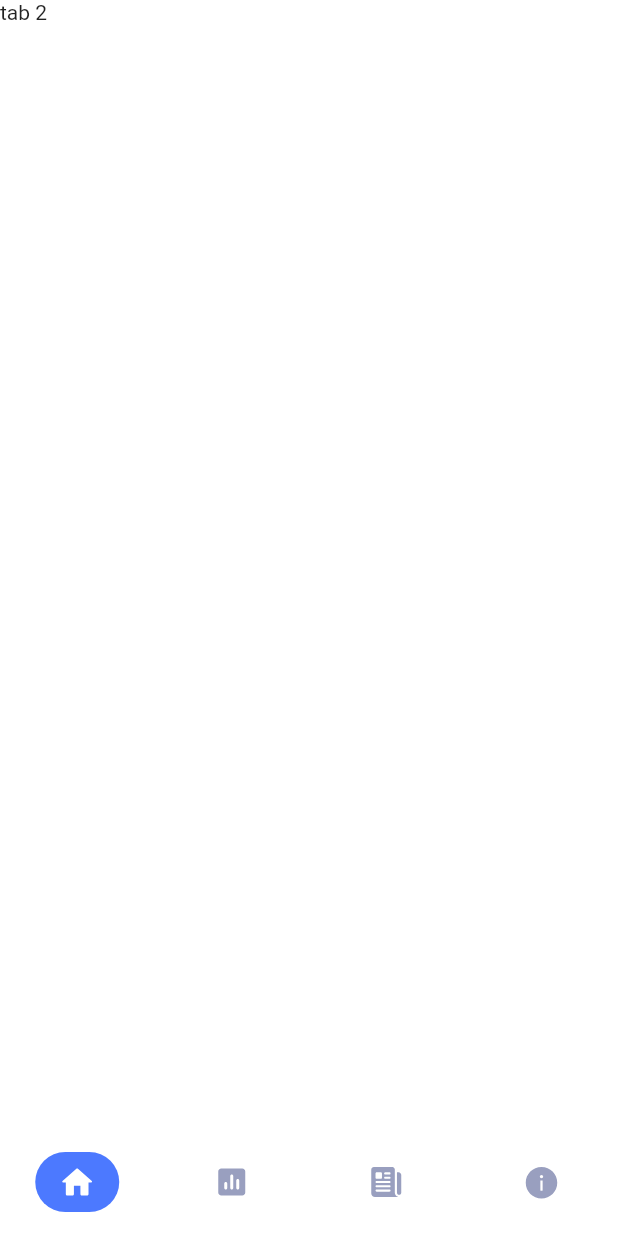
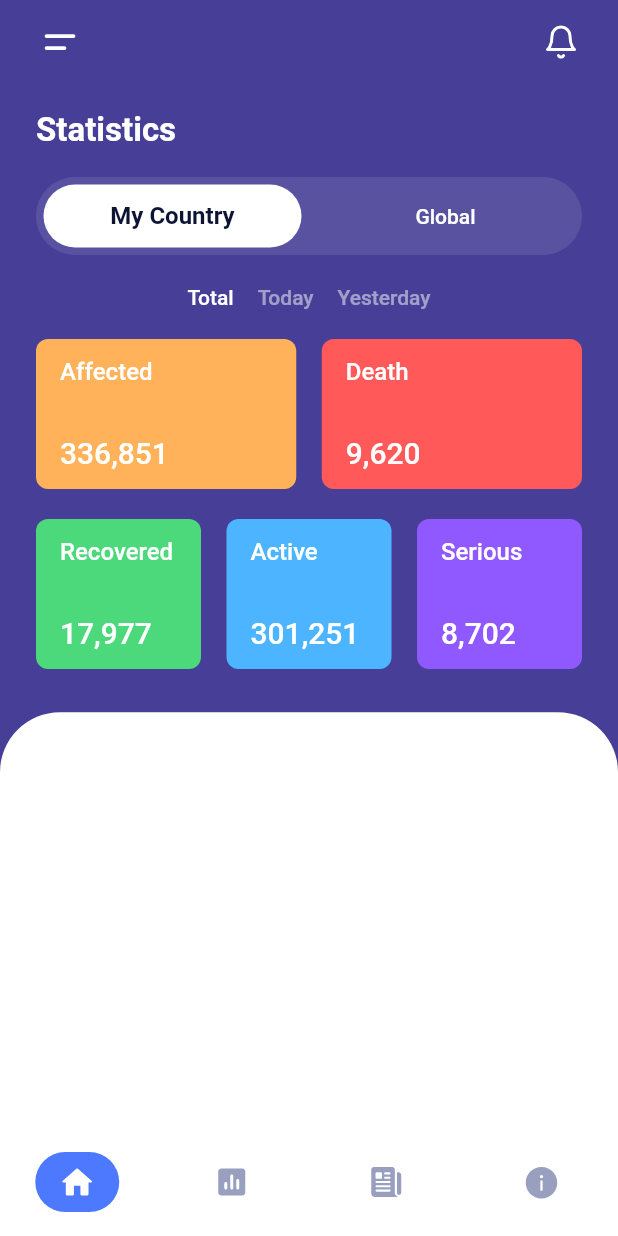
Before and after one commit to ihsaninh/Covid-App-Design-Flutter, a Flutter app: the screen it shows after launch, item 2 of the bottom bar chosen, on a phone screen of 412 x 824 dp. Run offline on Flutter 3.47's test engine with Material 2 defaults, Android fonts, the light colour scheme and no system bars; our stand-ins replace flutter_svg.

Commit message:
Add Statistics

```diff
--- a/lib/bottom_tab.dart
+++ b/lib/bottom_tab.dart
@@ -1,6 +1,7 @@
-import 'package:covidflutter/home.dart';
 import 'package:flutter/material.dart';
 import 'package:flutter_svg/svg.dart';
+import 'package:covidflutter/home.dart';
+import 'package:covidflutter/statistics.dart';
 
 class BottomTab extends StatefulWidget {
   @override
@@ -12,7 +13,7 @@ class _BottomTabState extends State<BottomTab> {
 
   List _pages = [
     Home(),
-    Text('tab 2'),
+    Statistics(),
     Text('tab 3'),
     Text('tab 4'),
     Text('tab 5'),
--- a/lib/home.dart
+++ b/lib/home.dart
@@ -1,5 +1,6 @@
 import 'package:flutter/material.dart';
 import 'package:flutter_svg/svg.dart';
+import 'package:covidflutter/widgets/app_bar.dart';
 
 class Home extends StatelessWidget {
   @override
@@ -21,35 +22,14 @@ class Home extends StatelessWidget {
     );
   }
 
-  AppBar buildAppBar() {
-    return AppBar(
-      centerTitle: false,
-      elevation: 0,
-      backgroundColor: Color(0xff473F97),
-      title: IconButton(
-        onPressed: () => {},
-        icon: SvgPicture.asset('assets/images/menu.svg'),
-      ),
-      actions: <Widget>[
-        Padding(
-          padding: const EdgeInsets.only(right: 14.0),
-          child: IconButton(
-            onPressed: () => {},
-            icon: SvgPicture.asset('assets/images/bell.svg'),
-          ),
-        )
-      ],
-    );
-  }
-
   Container buildContentHeader() {
     return Container(
       padding: EdgeInsets.symmetric(vertical: 16.0, horizontal: 26.0),
       decoration: BoxDecoration(
         color: Color(0xff473F97),
         borderRadius: BorderRadius.only(
-          bottomRight: Radius.circular(50),
-          bottomLeft: Radius.circular(50)
+          bottomRight: Radius.circular(40),
+          bottomLeft: Radius.circular(40)
         )
       ),
       child: Column(
@@ -61,7 +41,7 @@ class Home extends StatelessWidget {
               style: TextStyle(
                 fontSize: 28.0,
                 color: Colors.white,
-                fontFamily: 'Nunito Sans',
+                fontFamily: 'Roboto',
                 fontWeight: FontWeight.bold
               ),
             ),
@@ -74,7 +54,7 @@ class Home extends StatelessWidget {
               style: TextStyle(
                 fontSize: 24.0,
                 color: Colors.white,
-                fontFamily: 'Nunito Sans',
+                fontFamily: 'Roboto',
                 fontWeight: FontWeight.bold
               ),
             ),
@@ -87,7 +67,7 @@ class Home extends StatelessWidget {
               style: TextStyle(
                 fontSize: 17.0,
                 color: Colors.white,
-                fontFamily: 'Nunito Sans',
+                fontFamily: 'Roboto',
               ),
             ),
           ),
@@ -112,7 +92,7 @@ class Home extends StatelessWidget {
                           child: Text(
                             'Call Now',
                             style: TextStyle(
-                              fontFamily: 'Nunito Sans',
+                              fontFamily: 'Roboto',
                               color: Colors.white,
                               fontSize: 16.0,
                               fontWeight: FontWeight.bold
@@ -138,7 +118,7 @@ class Home extends StatelessWidget {
                         child: Text(
                           'Send SMS',
                           style: TextStyle(
-                            fontFamily: 'Nunito Sans',
+                            fontFamily: 'Roboto',
                             color: Colors.white,
                             fontSize: 16.0,
                             fontWeight: FontWeight.bold
@@ -187,7 +167,7 @@ class Home extends StatelessWidget {
                           'Avoid close contact',
                           textAlign: TextAlign.center,
                           style: TextStyle(
-                            fontFamily: 'Nunito Sans',
+                            fontFamily: 'Roboto',
                             fontWeight: FontWeight.bold,
                             fontSize: 16.0
                           ),
@@ -207,7 +187,7 @@ class Home extends StatelessWidget {
                           'Clean your\nhands often',
                           textAlign: TextAlign.center,
                           style: TextStyle(
-                            fontFamily: 'Nunito Sans',
+                            fontFamily: 'Roboto',
                             fontWeight: FontWeight.bold,
                             fontSize: 16.0
                           ),
@@ -227,7 +207,7 @@ class Home extends StatelessWidget {
                           'Wear a\nfacemask',
                           textAlign: TextAlign.center,
                           style: TextStyle(
-                            fontFamily: 'Nunito Sans',
+                            fontFamily: 'Roboto',
                             fontWeight: FontWeight.bold,
                             fontSize: 16.0
                           ),
@@ -267,7 +247,7 @@ class Home extends StatelessWidget {
                         Text(
                           'Do your own test!',
                           style: TextStyle(
-                            fontFamily: 'Nunito Sans',
+                            fontFamily: 'Roboto',
                             fontWeight: FontWeight.bold,
                             color: Colors.white,
                             fontSize: 20
@@ -278,7 +258,7 @@ class Home extends StatelessWidget {
                           child: Text(
                             'Follow the instructions to\ndo your own test.',
                             style: TextStyle(
-                              fontFamily: 'Nunito Sans',
+                              fontFamily: 'Roboto',
                               color: Colors.white,
                               fontSize: 16
                             ),
--- /dev/null
+++ b/lib/statistics.dart
@@ -0,0 +1,355 @@
+import 'package:covidflutter/widgets/app_bar.dart';
+import 'package:flutter/material.dart';
+
+class Statistics extends StatelessWidget {
+  @override
+  Widget build(BuildContext context) {
+    return Scaffold(
+      backgroundColor: Color(0xff473F97),
+      appBar: buildAppBar(),
+      body: Container(
+        child: Column(
+          children: <Widget>[
+            Flexible(
+              flex: 3,
+              child: Container(
+                margin: EdgeInsets.symmetric(vertical: 18.0, horizontal: 24.0),
+                child: Column(
+                  children: <Widget>[
+                    Container(
+                      alignment: Alignment.topLeft,
+                      child: Text(
+                        'Statistics',
+                        style: TextStyle(
+                          color: Colors.white,
+                          fontSize: 22.0,
+                          fontFamily: 'Roboto',
+                          fontWeight: FontWeight.w600
+                        ),
+                      ),
+                    ),
+                    Container(
+                      margin: EdgeInsets.only(top: 18),
+                      width: MediaQuery.of(context).size.width,
+                      height: 52,
+                      decoration: BoxDecoration(
+                        color: Color.fromRGBO(255, 255, 255, 0.1),
+                        borderRadius: BorderRadius.circular(50)
+                      ),
+                      child: Row(
+                        children: <Widget>[
+                          Expanded(
+                            flex: 1,
+                            child: Container(
+                              padding: EdgeInsets.all(5),
+                              child: Container(
+                                decoration: BoxDecoration(
+                                  color: Colors.white,
+                                  borderRadius: BorderRadius.circular(50)
+                                ),
+                                child: Center(
+                                  child: Text(
+                                    'My Country',
+                                    style: TextStyle(
+                                      fontSize: 16,
+                                      fontFamily: 'Roboto',
+                                      fontWeight: FontWeight.w600,
+                                      color: Color(0xff0D1333)
+                                    ),
+                                  ),
+                                ),
+                              ),
+                            ),
+                          ),
+                          Expanded(
+                            flex: 1,
+                            child: Container(
+                              child: Center(
+                                child: Text(
+                                  'Global',
+                                  style: TextStyle(
+                                    color: Colors.white,
+                                    fontFamily: 'Roboto',
+                                    fontWeight: FontWeight.w500,
+                                  )
+                                ),
+                              ),
+                            ),
+                          )
+                        ],
+                      ),
+                    ),
+                    Container(
+                      margin: EdgeInsets.only(top: 20),
+                      child: Row(
+                        mainAxisAlignment: MainAxisAlignment.center,
+                        children: <Widget>[
+                          Text(
+                            'Total',
+                            style: TextStyle(
+                              fontFamily: 'Roboto',
+                              fontWeight: FontWeight.w500,
+                              color: Colors.white,
+                            ),
+                          ),
+                          SizedBox(width: 16),
+                          Text(
+                            'Today',
+                            style: TextStyle(
+                              fontFamily: 'Roboto',
+                              fontWeight: FontWeight.w500,
+                              color: Color.fromRGBO(255, 255, 255, 0.5),
+                            ),
+                          ),
+                          SizedBox(width: 16),
+                          Text(
+                            'Yesterday',
+                            style: TextStyle(
+                              fontFamily: 'Roboto',
+                              fontWeight: FontWeight.w500,
+                              color: Color.fromRGBO(255, 255, 255, 0.5),
+                            ),
+                          ),
+                        ],
+                      ),
+                    ),
+                    Padding(
+                      padding: EdgeInsets.only(top: 20.0),
+                      child: Row(
+                        children: <Widget>[
+                          Expanded(
+                            flex: 1,
+                            child: ButtonTheme(
+                              height: 100,
+                              minWidth: 155,
+                              shape: RoundedRectangleBorder(borderRadius: BorderRadius.circular(8)),
+                              child: FlatButton(
+                                color: Color(0xffFFB259),
+                                onPressed: () {},
+                                child: Column(
+                                  children: <Widget>[
+                                    Align(
+                                      alignment: Alignment.topLeft,
+                                      child: Text(
+                                        'Affected',
+                                        style: TextStyle(
+                                          color: Colors.white,
+                                          fontWeight: FontWeight.w500,
+                                          fontSize: 16
+                                        )
+                                      )
+                                    ),
+                                    SizedBox(height: MediaQuery.of(context).size.height * 0.04,),
+                                    Align(
+                                      alignment: Alignment.bottomLeft,
+                                      child: Text(
+                                        '336,851',
+                                        style: TextStyle(
+                                          color: Colors.white,
+                                          fontWeight: FontWeight.w500,
+                                          fontSize: 20
+                                        )
+                                      )
+                                    )
+                                  ],
+                                ),
+                              ),
+                            ),
+                          ),
+                          SizedBox(
+                            width: 17,
+                          ),
+                          Expanded(
+                            flex: 1,
+                            child: ButtonTheme(
+                              height: 100,
+                              minWidth: 155,
+                              shape: RoundedRectangleBorder(borderRadius: BorderRadius.circular(8)),
+                              child: FlatButton(
+                                color: Color(0xffFF5959),
+                                onPressed: () {},
+                                child: Column(
+                                  children: <Widget>[
+                                    Align(
+                                      alignment: Alignment.topLeft,
+                                      child: Text(
+                                        'Death',
+                                        style: TextStyle(
+                                          color: Colors.white,
+                                          fontWeight: FontWeight.w500,
+                                          fontSize: 16
+                                        )
+                                      )
+                                    ),
+                                    SizedBox(height: MediaQuery.of(context).size.height * 0.04,),
+                                    Align(
+                                      alignment: Alignment.bottomLeft,
+                                      child: Text(
+                                        '9,620',
+                                        style: TextStyle(
+                                          color: Colors.white,
+                                          fontWeight: FontWeight.w500,
+                                          fontSize: 20
+                                        )
+                                      )
+                                    )
+                                  ],
+                                ),
+                              ),
+                            )
+                          )
+                        ],
+                      ),
+                    ),
+                    Padding(
+                      padding: EdgeInsets.only(top: 20.0),
+                      child: Row(
+                        children: <Widget>[
+                          Expanded(
+                            flex: 1,
+                            child: ButtonTheme(
+                              height: 100,
+                              minWidth: 98,
+                              shape: RoundedRectangleBorder(borderRadius: BorderRadius.circular(8)),
+                              child: FlatButton(
+                                color: Color(0xff4CD97B),
+                                onPressed: () {},
+                                child: Column(
+                                  children: <Widget>[
+                                    Align(
+                                      alignment: Alignment.topLeft,
+                                      child: Text(
+                                        'Recovered',
+                                        style: TextStyle(
+                                          color: Colors.white,
+                                          fontWeight: FontWeight.w500,
+                                          fontSize: 16
+                                        )
+                                      )
+                                    ),
+                                    SizedBox(height: MediaQuery.of(context).size.height * 0.04,),
+                                    Align(
+                                      alignment: Alignment.bottomLeft,
+                                      child: Text(
+                                        '17,977',
+                                        style: TextStyle(
+                                          color: Colors.white,
+                                          fontWeight: FontWeight.w500,
+                                          fontSize: 20
+                                        )
+                                      )
+                                    )
+                                  ],
+                                ),
+                              ),
+                            ),
+                          ),
+                          SizedBox(
+                            width: 17,
+                          ),
+                          Expanded(
+                            flex: 1,
+                            child: ButtonTheme(
+                              height: 100,
+                              minWidth: 98,
+                              shape: RoundedRectangleBorder(borderRadius: BorderRadius.circular(8)),
+                              child: FlatButton(
+                                color: Color(0xff4DB5FF),
+                                onPressed: () {},
+                                child: Column(
+                                  children: <Widget>[
+                                    Align(
+                                      alignment: Alignment.topLeft,
+                                      child: Text(
+                                        'Active',
+                                        style: TextStyle(
+                                          color: Colors.white,
+                                          fontWeight: FontWeight.w500,
+                                          fontSize: 16
+                                        )
+                                      )
+                                    ),
+                                    SizedBox(height: MediaQuery.of(context).size.height * 0.04,),
+                                    Align(
+                                      alignment: Alignment.bottomLeft,
+                                      child: Text(
+                                        '301,251',
+                                        style: TextStyle(
+                                          color: Colors.white,
+                                          fontWeight: FontWeight.w500,
+                                          fontSize: 20
+                                        )
+                                      )
+                                    )
+                                  ],
+                                ),
+                              ),
+                            ),
+                          ),
+                          SizedBox(
+                            width: 17,
+                          ),
+                          Expanded(
+                            flex: 1,
+                            child: ButtonTheme(
+                              height: 100,
+                              minWidth: 98,
+                              shape: RoundedRectangleBorder(borderRadius: BorderRadius.circular(8)),
+                              child: FlatButton(
+                                color: Color(0xff9059FF),
+                                onPressed: () {},
+                                child: Column(
+                                  children: <Widget>[
+                                    Align(
+                                      alignment: Alignment.topLeft,
+                                      child: Text(
+                                        'Serious',
+                                        style: TextStyle(
+                                          color: Colors.white,
+                                          fontWeight: FontWeight.w500,
+                                          fontSize: 16
+                                        )
+                                      )
+                                    ),
+                                    SizedBox(height: MediaQuery.of(context).size.height * 0.04,),
+                                    Align(
+                                      alignment: Alignment.bottomLeft,
+                                      child: Text(
+                                        '8,702',
+                                        style: TextStyle(
+                                          color: Colors.white,
+                                          fontWeight: FontWeight.w500,
+                                          fontSize: 20
+                                        )
+                                      )
+                                    )
+                                  ],
+                                ),
+                              ),
+                            ),
+                          )
+                        ],
+                      ),
+                    )
+                  ],
+                ),
+              ),
+            ),
+            Flexible(
+              flex: 2,
+              child: Container(
+                decoration: BoxDecoration(
+                  color: Colors.white,
+                  borderRadius: BorderRadius.only(
+                    topLeft: Radius.circular(40),
+                    topRight: Radius.circular(40),
+                  )
+                ),
+              ),
+            )
+          ],
+        ),
+      ),
+    );
+  }
+}
--- /dev/null
+++ b/lib/widgets/app_bar.dart
@@ -0,0 +1,23 @@
+import 'package:flutter/material.dart';
+import 'package:flutter_svg/svg.dart';
+
+  AppBar buildAppBar() {
+    return AppBar(
+      centerTitle: false,
+      elevation: 0,
+      backgroundColor: Color(0xff473F97),
+      title: IconButton(
+        onPressed: () => {},
+        icon: SvgPicture.asset('assets/images/menu.svg'),
+      ),
+      actions: <Widget>[
+        Padding(
+          padding: const EdgeInsets.only(right: 14.0),
+          child: IconButton(
+            onPressed: () => {},
+            icon: SvgPicture.asset('assets/images/bell.svg'),
+          ),
+        )
+      ],
+    );
+  }
```
Also changed, not shown: assets/fonts/NunitoSans-Bold.ttf (deleted), assets/fonts/NunitoSans-Regular.ttf (deleted), assets/fonts/NunitoSans-SemiBold.ttf (deleted), assets/fonts/Roboto-Bold.ttf (added), assets/fonts/Roboto-Medium.ttf (added), assets/fonts/Roboto-Regular.ttf (added).
